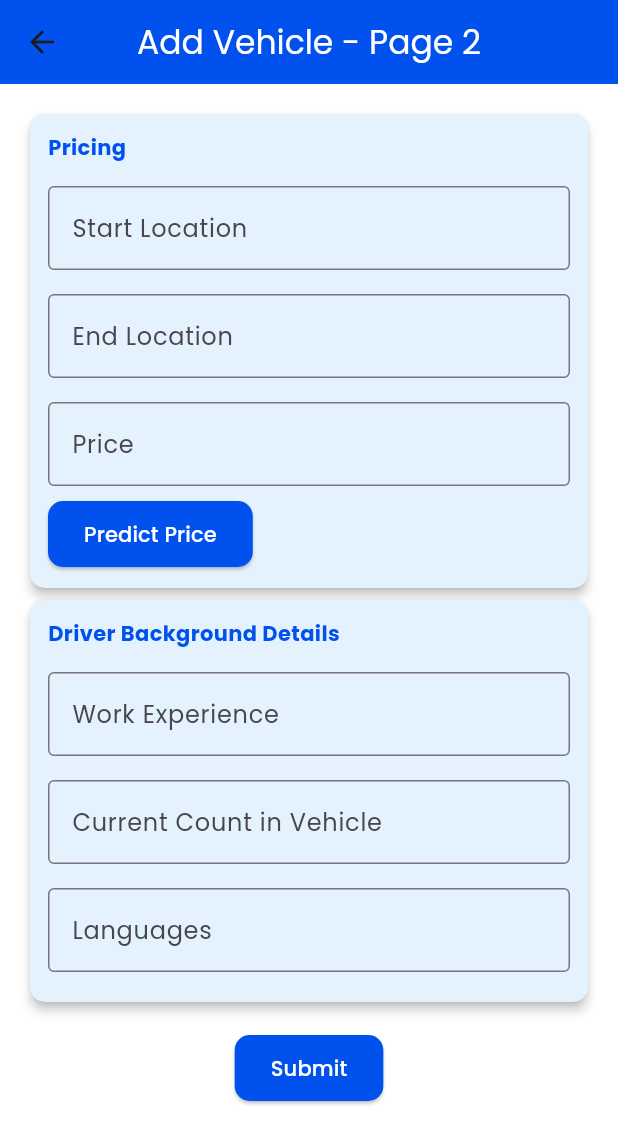
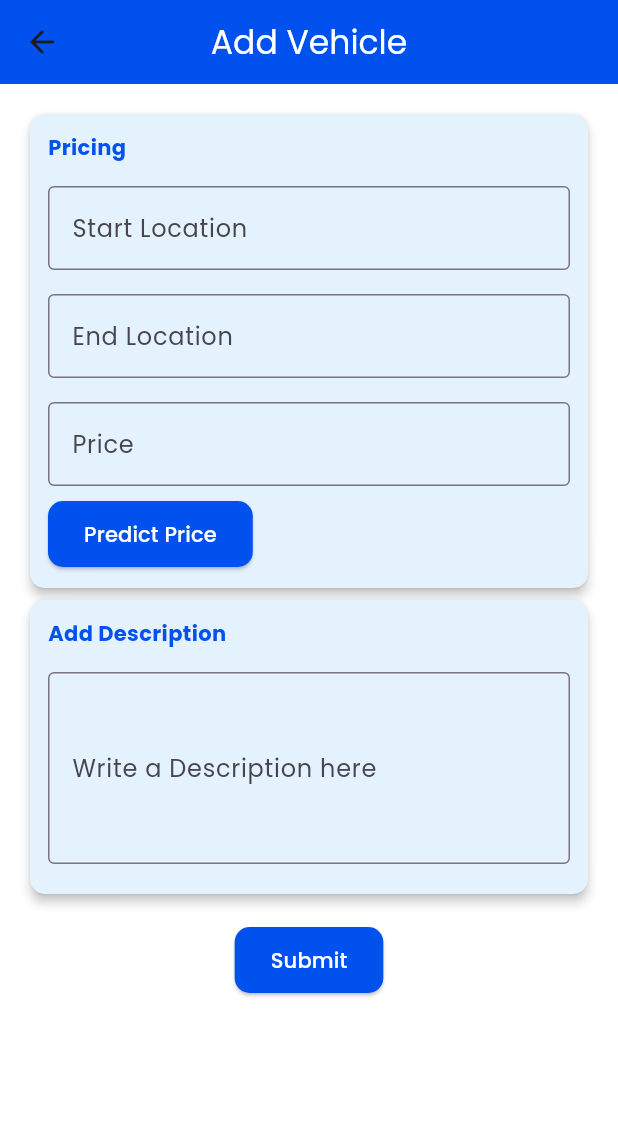
Before and after one commit to wathilaDewnaka/ridelanka-mobile-app-client, a Flutter app: the VehicleAddScreen2 screen opened directly, on a phone screen of 412 x 824 dp. Shown: the top 1144 px of the screen. Run offline on Flutter 3.47's test engine with Material 3 defaults, Android fonts, the phone set to English and light mode, and no system bars; our stand-ins replace firebase_core; accounts and stored records are empty.

Commit message:
Added some changes

```diff
--- a/lib/src/screens/driver/vehicle_add.dart
+++ b/lib/src/screens/driver/vehicle_add.dart
@@ -71,8 +71,7 @@ class VehicleAddScreen extends StatelessWidget {
                 onPressed: () {
                   Navigator.push(
                     context,
-                    MaterialPageRoute(
-                        builder: (context) => VehicleAddScreen2()),
+                    MaterialPageRoute(builder: (context) => VehicleAddScreen2()),
                   );
                 },
                 style: elevatedButtonStyle(),
@@ -90,16 +89,14 @@ class VehicleAddScreen2 extends StatelessWidget {
   final TextEditingController startLocationController = TextEditingController();
   final TextEditingController endLocationController = TextEditingController();
   final TextEditingController priceController = TextEditingController();
-  final TextEditingController experienceController = TextEditingController();
-  final TextEditingController countController = TextEditingController();
-  final TextEditingController languagesController = TextEditingController();
+  final TextEditingController descriptionController = TextEditingController();
 
   @override
   Widget build(BuildContext context) {
     return Scaffold(
       appBar: AppBar(
         title:
-            Text('Add Vehicle - Page 2', style: TextStyle(color: Colors.white)),
+            Text('Add Vehicle', style: TextStyle(color: Colors.white)),
         backgroundColor: Color(0xFF0051ED),
         centerTitle: true,
       ),
@@ -123,11 +120,10 @@ class VehicleAddScreen2 extends StatelessWidget {
                 ),
               ]),
 
-              // Work Experience & Details
-              buildCard('Driver Background Details', [
-                buildTextField(experienceController, 'Work Experience'),
-                buildTextField(countController, 'Current Count in Vehicle'),
-                buildTextField(languagesController, 'Languages'),
+              // Add Description Section
+              buildCard('Add Description', [
+                buildTextField(descriptionController, 'Write a Description here',
+                    maxLines: 4),
               ]),
 
               SizedBox(height: 16),
```
